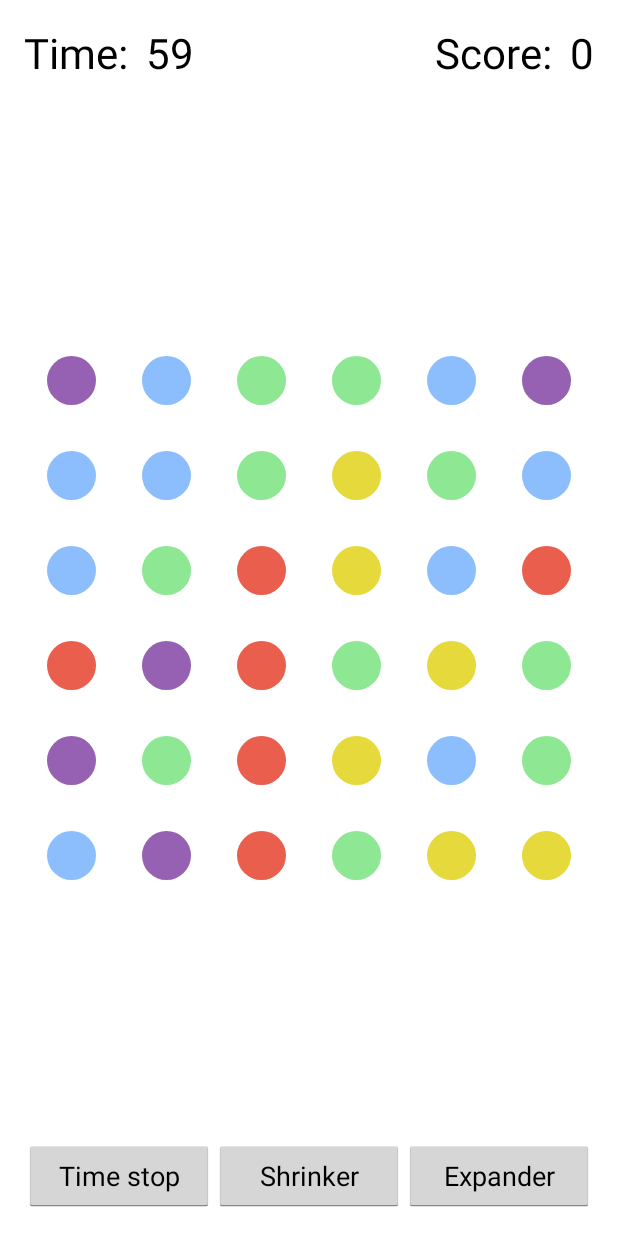
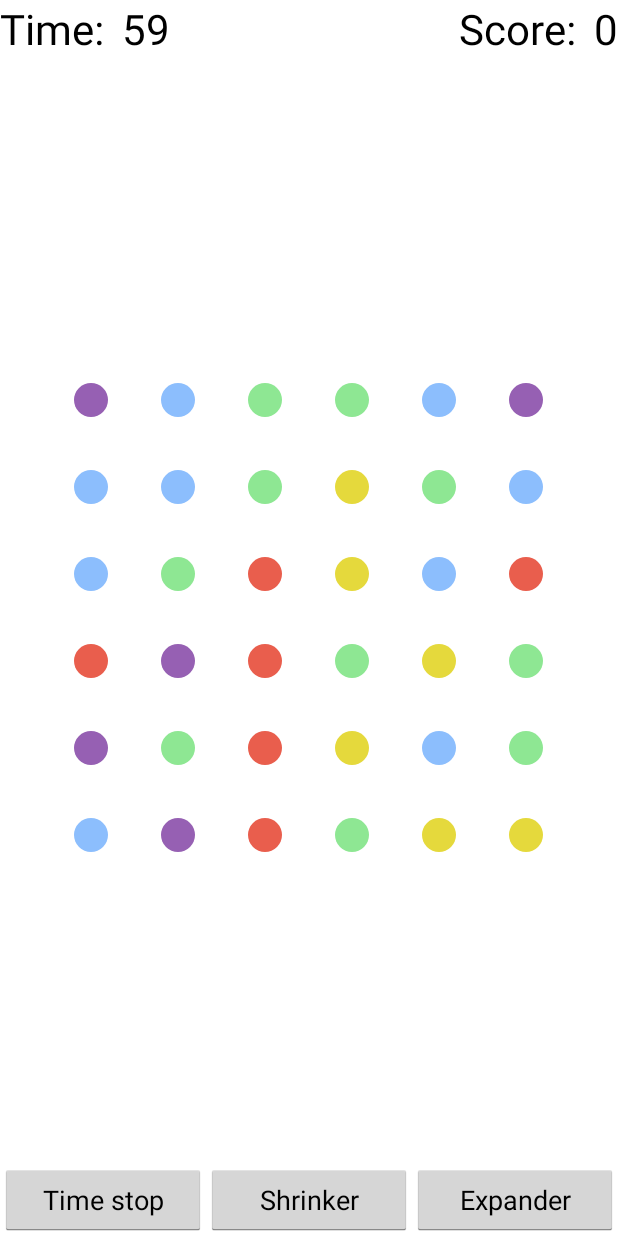
Before and after one commit to JayH5/blocks, an Android app: the screen it shows after launch (GameActivity), after a tap on "Timed", on a phone screen of 412 x 824 dp. Run offline under Robolectric (Android 15) with nearby library versions, the phone set to English and light mode, and no system bars.

Commit message:
Exactly match grid dimension of Dots
* Increase margin around grid
* Make dots 40% of cell size

```diff
--- a/app/src/main/java/za/jay/blocks/BlockView.java
+++ b/app/src/main/java/za/jay/blocks/BlockView.java
@@ -40,9 +40,11 @@ public class BlockView extends View {
     }
 
     private void resizeInnerRect(int w, int h) {
-        int quarterW = (int) (w / 4.0f);
-        int quarterH = (int) (h / 4.0f);
-        mInnerRect.set(quarterW, quarterH, w - quarterW, h - quarterH);
+        int centerX = (int) (w / 2.0f);
+        int centerY = (int) (h / 2.0f);
+        int fifthW = Math.round(w / 5.0f);
+        int fifthH = Math.round(h / 5.0f);
+        mInnerRect.set(centerX - fifthW, centerY - fifthH, centerX + fifthW, centerY + fifthH);
     }
 
     @Override
@@ -52,7 +54,6 @@ public class BlockView extends View {
             canvas.drawRect(mDrawingRect, mPaint);
         } else {
             canvas.drawOval(mInnerRect, mPaint);
-            //canvas.drawRect(mInnerRect, mPaint);
         }
     }
 
--- a/app/src/main/java/za/jay/blocks/GameFragment.java
+++ b/app/src/main/java/za/jay/blocks/GameFragment.java
@@ -142,7 +142,7 @@ public class GameFragment extends Fragment implements View.OnTouchListener,
 
         Resources res = getResources();
         int gridWidth = res.getDisplayMetrics().widthPixels
-                - res.getDimensionPixelSize(R.dimen.activity_horizontal_margin) * 2;
+                - res.getDimensionPixelSize(R.dimen.grid_horizontal_margin) * 2;
         int cellSize = (int) (gridWidth / 6.0f);
         Context context = getActivity();
         for (int i = 0; i < WIDTH * HEIGHT; i++) {
--- a/app/src/main/res/layout/fragment_game.xml
+++ b/app/src/main/res/layout/fragment_game.xml
@@ -2,10 +2,6 @@
     xmlns:tools="http://schemas.android.com/tools"
     android:layout_width="match_parent"
     android:layout_height="match_parent"
-    android:paddingLeft="@dimen/activity_horizontal_margin"
-    android:paddingRight="@dimen/activity_horizontal_margin"
-    android:paddingTop="@dimen/activity_vertical_margin"
-    android:paddingBottom="@dimen/activity_vertical_margin"
     tools:context="za.jay.blocks.GameFragment">
 
     <RelativeLayout
@@ -51,6 +47,8 @@
         android:id="@+id/game_grid"
         android:layout_width="wrap_content"
         android:layout_height="wrap_content"
+        android:layout_marginLeft="@dimen/grid_horizontal_margin"
+        android:layout_marginRight="@dimen/grid_horizontal_margin"
         android:layout_centerInParent="true"
         android:columnCount="6"
         android:rowCount="6"/>
--- a/app/src/main/res/values/dimens.xml
+++ b/app/src/main/res/values/dimens.xml
@@ -9,4 +9,6 @@
 
     <dimen name="powerup_text_size">24sp</dimen>
 
+    <dimen name="grid_horizontal_margin">31dp</dimen>
+
 </resources>
```
